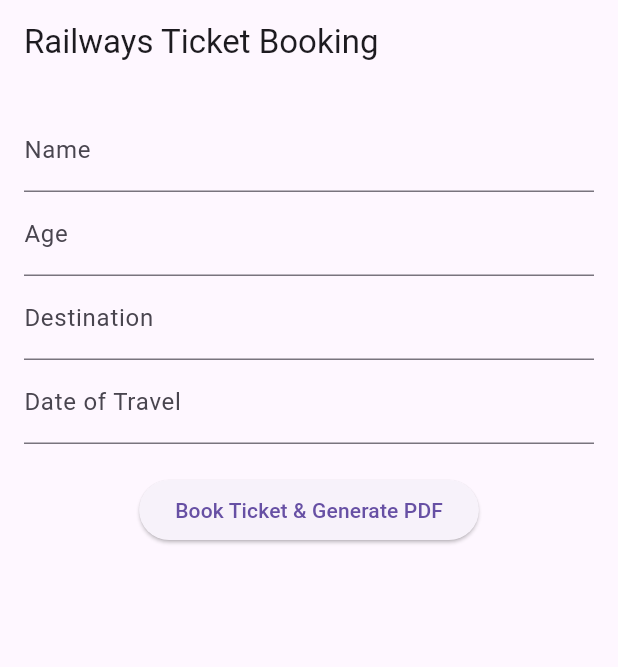
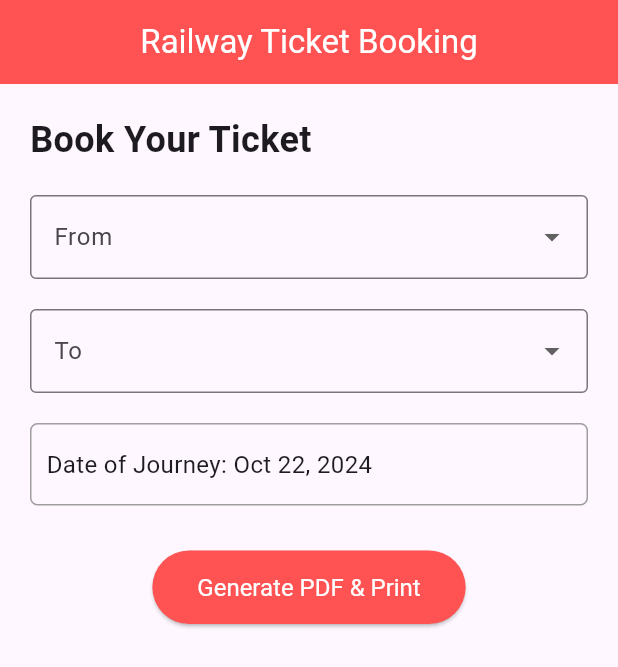
Before and after one commit to Githubsaveme/raiway_ticket_booking, a Flutter app: the screen it shows after launch, on a phone screen of 412 x 824 dp. Shown: the top 667 px of the screen. Run offline on Flutter 3.47's test engine with Material 3 defaults, Android fonts, the phone set to English and light mode, and no system bars; our stand-ins replace pdf, printing.

Commit message:
booking_t

```diff
--- a/lib/main.dart
+++ b/lib/main.dart
@@ -1,134 +1,178 @@
-import 'dart:io';
 import 'package:flutter/material.dart';
-import 'package:pdf/pdf.dart';
+import 'package:intl/intl.dart';
+import 'package:pdf/pdf.dart' as pw;
 import 'package:pdf/widgets.dart' as pw;
-import 'package:path_provider/path_provider.dart';
-import 'package:open_file/open_file.dart';
+import 'package:printing/printing.dart';
 
 void main() {
-  runApp(MaterialApp(
-    home: BookingScreen(),
-  ));
+  runApp(const TicketBookingApp());
 }
 
-class BookingScreen extends StatefulWidget {
-  @override
-  _BookingScreenState createState() => _BookingScreenState();
-}
-
-class _BookingScreenState extends State<BookingScreen> {
-  final _formKey = GlobalKey<FormState>();
-  String _name = '';
-  String _age = '';
-  String _destination = '';
-  String _date = '';
+class TicketBookingApp extends StatelessWidget {
+  const TicketBookingApp({super.key});
 
   @override
   Widget build(BuildContext context) {
-    return Scaffold(
-      appBar: AppBar(title: Text('Railways Ticket Booking')),
-      body: Padding(
-        padding: const EdgeInsets.all(16.0),
-        child: Form(
-          key: _formKey,
-          child: Column(
-            children: [
-              TextFormField(
-                decoration: InputDecoration(labelText: 'Name'),
-                onSaved: (value) => _name = value ?? '',
-              ),
-              TextFormField(
-                decoration: InputDecoration(labelText: 'Age'),
-                onSaved: (value) => _age = value ?? '',
-              ),
-              TextFormField(
-                decoration: InputDecoration(labelText: 'Destination'),
-                onSaved: (value) => _destination = value ?? '',
-              ),
-              TextFormField(
-                decoration: InputDecoration(labelText: 'Date of Travel'),
-                onSaved: (value) => _date = value ?? '',
-              ),
-              SizedBox(height: 20),
-              ElevatedButton(
-                onPressed: () {
-                  if (_formKey.currentState?.validate() ?? false) {
-                    _formKey.currentState?.save();
-                    _generatePdfTicket(_name, _age, _destination, _date);
-                  }
-                },
-                child: Text('Book Ticket & Generate PDF'),
-              ),
-            ],
-          ),
-        ),
-      ),
+    return const MaterialApp(
+      debugShowCheckedModeBanner: false,
+      home: TicketBookingHome(),
     );
   }
+}
 
-  Future<void> _generatePdfTicket(
-      String name, String age, String destination, String date) async {
+class TicketBookingHome extends StatefulWidget {
+  const TicketBookingHome({super.key});
+
+  @override
+  _TicketBookingHomeState createState() => _TicketBookingHomeState();
+}
+
+class _TicketBookingHomeState extends State<TicketBookingHome> {
+  String? _selectedSource;
+  String? _selectedDestination;
+  DateTime _selectedDate = DateTime.now();
+
+  List<String> stations = [
+    'Delhi',
+    'Mumbai',
+    'Chennai',
+    'Kolkata',
+    'Hyderabad'
+  ];
+
+  // Method to pick a date
+  Future<void> _pickDate(BuildContext context) async {
+    final DateTime? pickedDate = await showDatePicker(
+      context: context,
+      initialDate: _selectedDate,
+      firstDate: DateTime.now(),
+      lastDate: DateTime(2025),
+    );
+    if (pickedDate != null && pickedDate != _selectedDate) {
+      setState(() {
+        _selectedDate = pickedDate;
+      });
+    }
+  }
+
+  // Generate PDF Method
+  Future<void> _generatePDF() async {
     final pdf = pw.Document();
 
-    // Define custom styles
-    final boldTextStyle =
-        pw.TextStyle(fontSize: 16, fontWeight: pw.FontWeight.bold);
-    final regularTextStyle = pw.TextStyle(fontSize: 14);
-    final headerTextStyle = pw.TextStyle(
-        fontSize: 24, fontWeight: pw.FontWeight.bold, color: PdfColors.blue);
-    final footerTextStyle =
-        pw.TextStyle(fontSize: 10, fontStyle: pw.FontStyle.italic);
-
-    // Add a page with enhanced layout
     pdf.addPage(
       pw.Page(
+        pageFormat: pw.PdfPageFormat.a4,
         build: (pw.Context context) {
           return pw.Container(
-            padding: pw.EdgeInsets.all(16),
-            decoration: pw.BoxDecoration(
-              border: pw.Border.all(color: PdfColors.black),
-            ),
+            padding: const pw.EdgeInsets.all(20),
             child: pw.Column(
               crossAxisAlignment: pw.CrossAxisAlignment.start,
               children: [
-                // Header section with Indian Railways title
-                pw.Center(
-                  child: pw.Text(
-                    'Indian Railways Ticket',
-                    style: headerTextStyle,
+                pw.Row(
+                  mainAxisAlignment: pw.MainAxisAlignment.spaceBetween,
+                  children: [
+                    pw.Text(
+                      "Indian Railways",
+                      style: pw.TextStyle(
+                        fontSize: 24,
+                        fontWeight: pw.FontWeight.bold,
+                        color: pw.PdfColors.blue900,
+                      ),
+                    ),
+                    pw.Text(
+                      "Ticket Confirmation",
+                      style: pw.TextStyle(
+                        fontSize: 18,
+                        fontWeight: pw.FontWeight.bold,
+                        color: pw.PdfColors.red800,
+                      ),
+                    ),
+                  ],
+                ),
+                pw.Divider(),
+                pw.SizedBox(height: 10),
+                pw.Text(
+                  "Ticket Details",
+                  style: pw.TextStyle(
+                    fontSize: 18,
+                    fontWeight: pw.FontWeight.bold,
+                    color: pw.PdfColors.blue800,
                   ),
                 ),
                 pw.SizedBox(height: 10),
-
-                // Passenger details in a table format
-                pw.Table(
-                  border: pw.TableBorder.all(width: 1, color: PdfColors.black),
-                  children: [
-                    _buildTableRow('Passenger Name', name, boldTextStyle,
-                        regularTextStyle),
-                    _buildTableRow('Age', age, boldTextStyle, regularTextStyle),
-                    _buildTableRow('Destination', destination, boldTextStyle,
-                        regularTextStyle),
-                    _buildTableRow('Date of Travel', date, boldTextStyle,
-                        regularTextStyle),
-                  ],
+                pw.Container(
+                  padding: const pw.EdgeInsets.all(10),
+                  decoration: pw.BoxDecoration(
+                    border:
+                        pw.Border.all(color: pw.PdfColors.blueGrey, width: 2),
+                    borderRadius: pw.BorderRadius.circular(8),
+                  ),
+                  child: pw.Column(
+                    crossAxisAlignment: pw.CrossAxisAlignment.start,
+                    children: [
+                      pw.Text("From: $_selectedSource",
+                          style: const pw.TextStyle(fontSize: 16)),
+                      pw.Text("To: $_selectedDestination",
+                          style: const pw.TextStyle(fontSize: 16)),
+                      pw.Text(
+                        "Date of Journey: ${DateFormat.yMMMd().format(_selectedDate)}",
+                        style: const pw.TextStyle(fontSize: 16),
+                      ),
+                      pw.Text("Train: Rajdhani Express",
+                          style: const pw.TextStyle(fontSize: 16)),
+                      pw.Text("Seat: A12, Class: 1A",
+                          style: const pw.TextStyle(fontSize: 16)),
+                      pw.Text("PNR: 1234567890",
+                          style: const pw.TextStyle(fontSize: 16)),
+                    ],
+                  ),
                 ),
                 pw.SizedBox(height: 20),
-
-                // Ticket terms and conditions or any additional information
                 pw.Text(
-                  'Thank you for booking with Indian Railways! Please make sure to arrive at least 30 minutes before the departure time.',
-                  style: regularTextStyle,
-                  textAlign: pw.TextAlign.justify,
+                  "Passenger Information",
+                  style: pw.TextStyle(
+                    fontSize: 18,
+                    fontWeight: pw.FontWeight.bold,
+                    color: pw.PdfColors.blue800,
+                  ),
+                ),
+                pw.SizedBox(height: 10),
+                pw.Container(
+                  padding: const pw.EdgeInsets.all(10),
+                  decoration: pw.BoxDecoration(
+                    border:
+                        pw.Border.all(color: pw.PdfColors.blueGrey, width: 2),
+                    borderRadius: pw.BorderRadius.circular(8),
+                  ),
+                  child: pw.Column(
+                    crossAxisAlignment: pw.CrossAxisAlignment.start,
+                    children: [
+                      pw.Text("Passenger Name: John Doe",
+                          style: const pw.TextStyle(fontSize: 16)),
+                      pw.Text("Age: 28",
+                          style: const pw.TextStyle(fontSize: 16)),
+                      pw.Text("Gender: Male",
+                          style: const pw.TextStyle(fontSize: 16)),
+                      pw.Text("Contact: +91 9876543210",
+                          style: const pw.TextStyle(fontSize: 16)),
+                    ],
+                  ),
                 ),
                 pw.SizedBox(height: 20),
-
-                // Footer
-                pw.Divider(),
-                pw.Center(
-                  child: pw.Text(
-                    'Safe travels with Indian Railways!',
-                    style: footerTextStyle,
+                pw.Text(
+                  "Thank you for choosing Indian Railways!",
+                  style: pw.TextStyle(
+                    fontSize: 16,
+                    fontWeight: pw.FontWeight.bold,
+                    color: pw.PdfColors.green800,
+                  ),
+                ),
+                pw.SizedBox(height: 10),
+                pw.Text(
+                  "We wish you a pleasant journey.",
+                  style: const pw.TextStyle(
+                    fontSize: 14,
+                    color: pw.PdfColors.black,
                   ),
                 ),
               ],
@@ -138,33 +182,136 @@ class _BookingScreenState extends State<BookingScreen> {
       ),
     );
 
-    // Save PDF to a file
-    final output = await getTemporaryDirectory();
-    final file = File("${output.path}/railways_ticket.pdf");
-
-    await file.writeAsBytes(await pdf.save());
-
-    // Open the generated PDF
-    await OpenFile.open(file.path);
+    await Printing.layoutPdf(
+        onLayout: (pw.PdfPageFormat format) async => pdf.save());
   }
 
-  pw.TableRow _buildTableRow(
-    String title,
-    String value,
-    pw.TextStyle titleStyle,
-    pw.TextStyle valueStyle,
-  ) {
-    return pw.TableRow(
-      children: [
-        pw.Padding(
-          padding: pw.EdgeInsets.all(8),
-          child: pw.Text(title, style: titleStyle),
+  @override
+  Widget build(BuildContext context) {
+    return Scaffold(
+      appBar: AppBar(
+        title: const Text("Railway Ticket Booking",
+            style: TextStyle(color: Colors.white)),
+        backgroundColor: Colors.redAccent,
+        centerTitle: true,
+      ),
+      body: Padding(
+        padding: const EdgeInsets.all(20.0),
+        child: LayoutBuilder(
+          builder: (context, constraints) {
+            // Define responsive layout behavior
+            double width = constraints.maxWidth;
+            bool isLargeScreen =
+                width > 600; // Define breakpoint for large screens
+
+            return Column(
+              crossAxisAlignment: CrossAxisAlignment.start,
+              children: [
+                Text(
+                  "Book Your Ticket",
+                  style: TextStyle(
+                    fontSize: isLargeScreen ? 30 : 24,
+                    fontWeight: FontWeight.bold,
+                  ),
+                ),
+                const SizedBox(height: 20),
+
+                // Source Dropdown
+                Flexible(
+                  child: DropdownButtonFormField<String>(
+                    decoration: const InputDecoration(
+                      labelText: 'From',
+                      border: OutlineInputBorder(),
+                    ),
+                    value: _selectedSource,
+                    onChanged: (newValue) {
+                      setState(() {
+                        _selectedSource = newValue;
+                      });
+                    },
+                    items: stations.map((station) {
+                      return DropdownMenuItem(
+                        child: Text(station),
+                        value: station,
+                      );
+                    }).toList(),
+                  ),
+                ),
+                const SizedBox(height: 20),
+
+                // Destination Dropdown
+                Flexible(
+                  child: DropdownButtonFormField<String>(
+                    decoration: const InputDecoration(
+                      labelText: 'To',
+                      border: OutlineInputBorder(),
+                    ),
+                    value: _selectedDestination,
+                    onChanged: (newValue) {
+                      setState(() {
+                        _selectedDestination = newValue;
+                      });
+                    },
+                    items: stations.map((station) {
+                      return DropdownMenuItem(
+                        child: Text(station),
+                        value: station,
+                      );
+                    }).toList(),
+                  ),
+                ),
+                const SizedBox(height: 20),
+
+                // Date Picker
+                GestureDetector(
+                  onTap: () => _pickDate(context),
+                  child: Container(
+                    width: double.infinity,
+                    padding: const EdgeInsets.symmetric(
+                        vertical: 15, horizontal: 10),
+                    decoration: BoxDecoration(
+                      border: Border.all(color: Colors.grey),
+                      borderRadius: BorderRadius.circular(5),
+                    ),
+                    child: Text(
+                      "Date of Journey: ${DateFormat.yMMMd().format(_selectedDate)}",
+                      style: TextStyle(fontSize: isLargeScreen ? 18 : 16),
+                    ),
+                  ),
+                ),
+                const SizedBox(height: 30),
+
+                // Generate PDF Button
+                Center(
+                  child: ElevatedButton(
+                    style: ElevatedButton.styleFrom(
+                      backgroundColor: Colors.redAccent,
+                      padding: const EdgeInsets.symmetric(
+                          vertical: 15, horizontal: 30),
+                      textStyle: TextStyle(
+                        fontSize: isLargeScreen ? 18 : 16,
+                      ),
+                    ),
+                    onPressed: () {
+                      if (_selectedSource != null &&
+                          _selectedDestination != null) {
+                        _generatePDF();
+                      } else {
+                        print(
+                            "Please select both source and destination stations.");
+                      }
+                    },
+                    child: const Text(
+                      "Generate PDF & Print",
+                      style: TextStyle(color: Colors.white),
+                    ),
+                  ),
+                ),
+              ],
+            );
+          },
         ),
-        pw.Padding(
-          padding: pw.EdgeInsets.all(8),
-          child: pw.Text(value, style: valueStyle),
-        ),
-      ],
+      ),
     );
   }
 }
--- a/pubspec.yaml
+++ b/pubspec.yaml
@@ -33,6 +33,9 @@ dependencies:
   pdf: ^3.10.3
   path_provider: ^2.0.11
   open_file: ^3.2.1
+  printing:
+  intl: ^0.19.0
+
 
 
 dev_dependencies:
```
Also changed, not shown: pubspec.lock, 10 other files.
